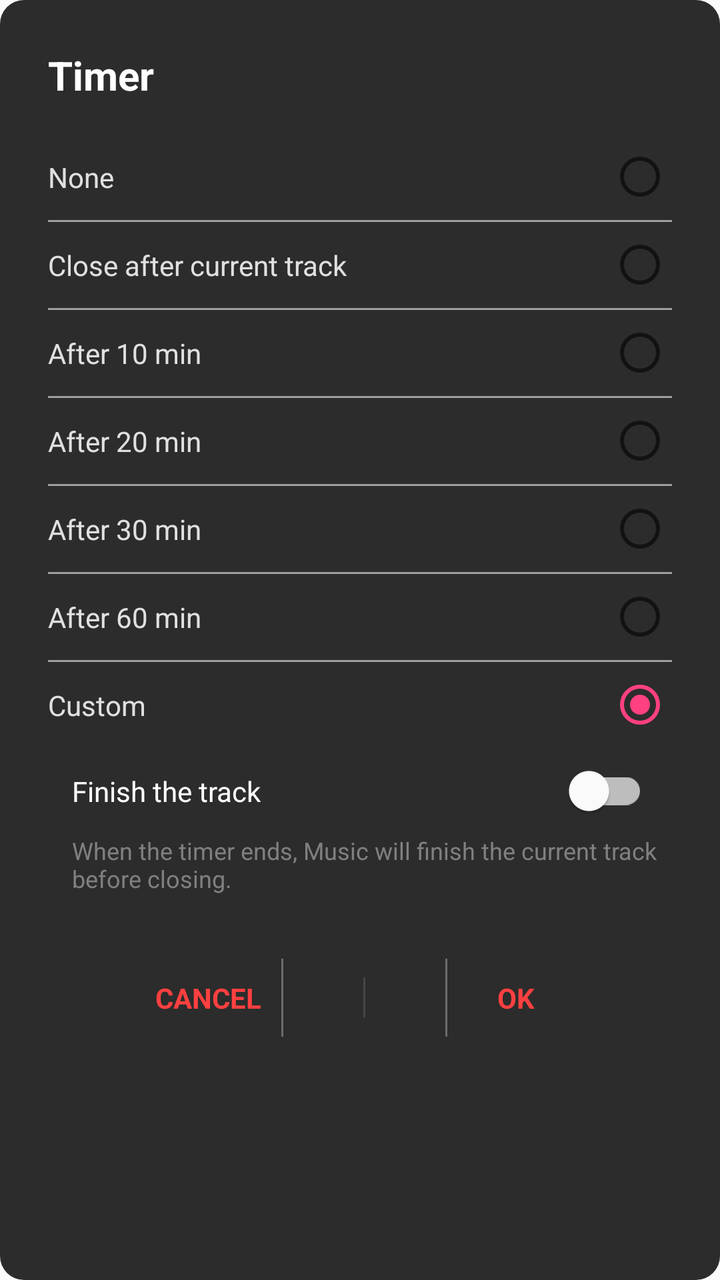
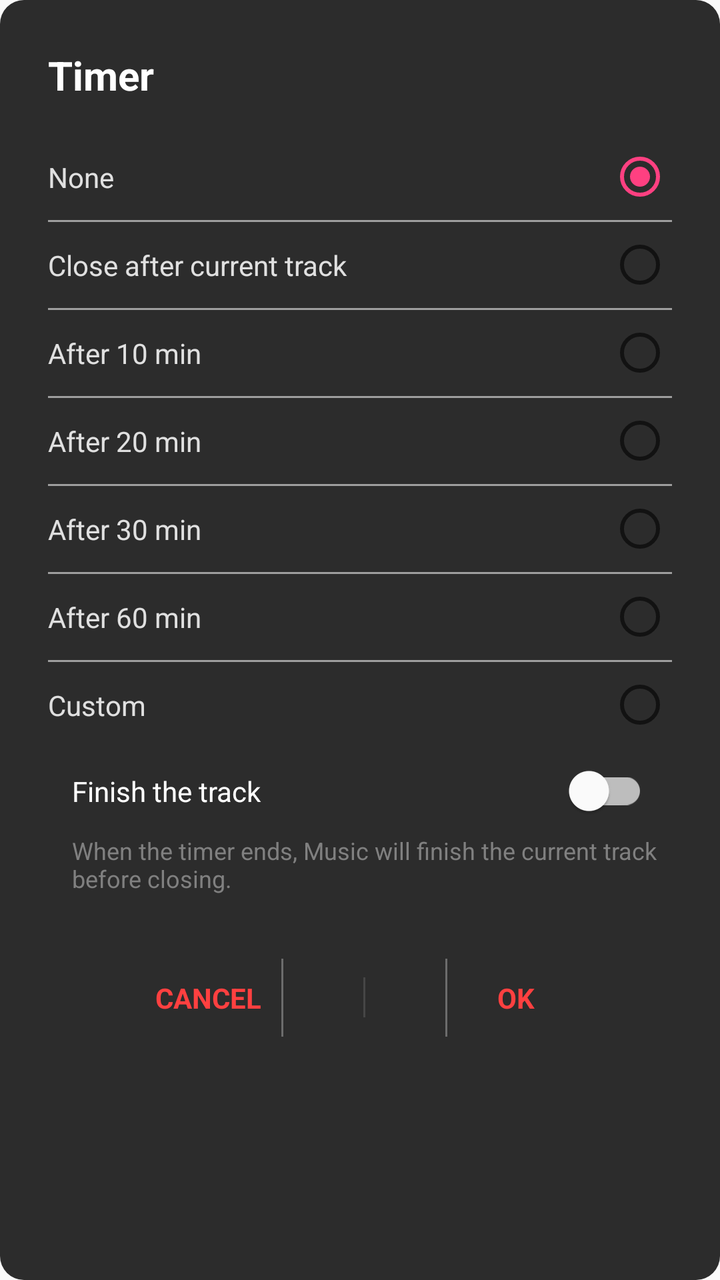

Two renders of the same Android screen: before a commit and after it. Below are the layout's source before the change and the commit's diff.
<!-- AndroidManifest.xml: application theme AppTheme -->
<!-- res/layout/custom_dialog_timer.xml -->
<?xml version="1.0" encoding="utf-8"?>
<LinearLayout
	xmlns:android="http://schemas.android.com/apk/res/android"
	xmlns:app="http://schemas.android.com/apk/res-auto"
	xmlns:tools="http://schemas.android.com/tools"
	android:layout_width="match_parent"
	android:layout_height="wrap_content"
	android:background="@drawable/dialog_bg"
	android:orientation="vertical"
	android:padding="24dp"
	android:gravity="center_horizontal">

	<TextView
		android:layout_width="wrap_content"
		android:layout_height="wrap_content"
		android:text="Timer"
		android:textColor="#FFFFFF"
		android:textSize="20sp"
		android:textStyle="bold"
		android:layout_gravity="left"/>

	<RadioGroup
		android:id="@+id/quality_group_timer"
		android:layout_width="match_parent"
		android:layout_height="wrap_content"
		android:layout_marginTop="16dp">

		<RadioButton
			android:id="@+id/none"
			android:layoutDirection="rtl"
			android:layout_width="match_parent"
			android:layout_height="wrap_content"
			android:paddingTop="12dp"
			android:paddingBottom="12dp"
			android:text="None"
			android:textColor="#E0E0E0"/>

		<View
			android:layout_width="match_parent"
			android:layout_height="1dp"
			android:background="#FF9E9E9E"/>

		<RadioButton
			android:id="@+id/currtrack"
			android:layoutDirection="rtl"
			android:layout_width="match_parent"
			android:layout_height="wrap_content"
			android:paddingTop="12dp"
			android:paddingBottom="12dp"
			android:text="Close after current track"
			android:textColor="#E0E0E0"/>

		<View
			android:layout_width="match_parent"
			android:layout_height="1dp"
			android:background="#FF9E9E9E"/>

		<RadioButton
			android:id="@+id/tenmin"
			android:layoutDirection="rtl"
			android:layout_width="match_parent"
			android:layout_height="wrap_content"
			android:paddingTop="12dp"
			android:paddingBottom="12dp"
			android:checked="true"
			android:text="After 10 min"
			android:textColor="#E0E0E0"/>

		<View
			android:layout_width="match_parent"
			android:layout_height="1dp"
			android:background="#FF9E9E9E"/>

		<RadioButton
			android:id="@+id/twenmin"
			android:layoutDirection="rtl"
			android:layout_width="match_parent"
			android:layout_height="wrap_content"
			android:paddingTop="12dp"
			android:paddingBottom="12dp"
			android:checked="true"
			android:text="After 20 min"
			android:textColor="#E0E0E0"/>

		<View
			android:layout_width="match_parent"
			android:layout_height="1dp"
			android:background="#FF9E9E9E"/>

		<RadioButton
			android:id="@+id/thirmin"
			android:layoutDirection="rtl"
			android:layout_width="match_parent"
			android:layout_height="wrap_content"
			android:paddingTop="12dp"
			android:paddingBottom="12dp"
			android:checked="true"
			android:text="After 30 min"
			android:textColor="#E0E0E0"/>

		<View
			android:layout_width="match_parent"
			android:layout_height="1dp"
			android:background="#FF9E9E9E"/>

		<RadioButton
			android:id="@+id/sixmin"
			android:layoutDirection="rtl"
			android:layout_width="match_parent"
			android:layout_height="wrap_content"
			android:paddingTop="12dp"
			android:paddingBottom="12dp"
			android:checked="true"
			android:text="After 60 min"
			android:textColor="#E0E0E0"/>

		<View
			android:layout_width="match_parent"
			android:layout_height="1dp"
			android:background="#FF9E9E9E"/>

		<RadioButton
			android:id="@+id/customin"
			android:layoutDirection="rtl"
			android:layout_width="match_parent"
			android:layout_height="wrap_content"
			android:paddingTop="12dp"
			android:paddingBottom="12dp"
			android:checked="true"
			android:text="Custom"
			android:textColor="#E0E0E0"/>

	</RadioGroup>

	<android.support.v7.widget.SwitchCompat
		android:id="@+id/switch_animations"
		android:layout_width="match_parent"
		android:layout_height="wrap_content"
		android:text="Finish the track"
		android:textColor="#FFFFFF"
		android:padding="12dp"
		app:trackTint="@xml/switch_track_selector"
		app:thumbTint="#FFFFFF"/>

	<TextView
		android:layout_width="match_parent"
		android:layout_height="wrap_content"
		android:text="@string/timersubText"
		android:textColor="#808080"
		android:textSize="12sp"
		android:paddingLeft="12dp"
		android:paddingBottom="12dp"/>

	<LinearLayout
		android:layout_width="wrap_content"
		android:layout_height="wrap_content"
		android:layout_marginTop="20dp"
		android:divider="@drawable/vertical_divider"
		android:orientation="horizontal"
		android:showDividers="middle"
		android:gravity="center_horizontal"
		android:weightSum="30">

		<TextView
			android:id="@+id/btn_cancel_timer"
			android:layout_width="wrap_content"
			android:layout_height="wrap_content"
			android:padding="10dp"
			android:text="CANCEL"
			android:textColor="#FF4040"
			android:textStyle="bold"
			android:clickable="true"
			android:focusable="true"
			android:background="?attr/selectableItemBackground"
			android:layout_gravity="center_vertical"
			android:layout_weight="10"/>

		<View
			android:background="#FF464646"
			android:layout_width="1dp"
			android:layout_height="20dp"
			android:layout_marginLeft="40dp"
			android:layout_marginRight="40dp"
			android:layout_gravity="center_vertical"
			android:layout_weight="10"
			android:id="@+id/customdialogtimerView1"/>

		<TextView
			android:id="@+id/btn_ok"
			android:layout_width="wrap_content"
			android:layout_height="wrap_content"
			android:padding="10dp"
			android:text="     OK     "
			android:textColor="#FF4040"
			android:textStyle="bold"
			android:clickable="true"
			android:focusable="true"
			android:background="?attr/selectableItemBackground"
			android:layout_gravity="center_vertical"
			android:layout_weight="10"/>

	</LinearLayout>

</LinearLayout>
<!-- resources referenced by this layout -->
<resources>
  <!-- drawable dialog_bg (drawable) -->
  <?xml version="1.0" encoding="utf-8"?>
  <shape xmlns:android="http://schemas.android.com/apk/res/android"
  	android:shape="rectangle">
  
      
      <solid android:color="#2C2C2C" />
  
      
      <corners android:radius="12dp" />
  </shape>
  <!-- drawable vertical_divider (drawable) -->
  <shape xmlns:android="http://schemas.android.com">
      <solid android:color="#4DFFFFFF" />
      <size android:width="1dp" />
  </shape>
  <string name="timersubText">When the timer ends, Music will finish the current track before closing.</string>
  <style name="AppTheme" parent="Theme.AppCompat.Light.DarkActionBar">
          
          <item name="colorPrimary">@color/colorPrimary</item>
          <item name="colorPrimaryDark">@color/colorPrimaryDark</item>
          <item name="colorAccent">@color/colorAccent</item>
      </style>
  <color name="colorPrimary">#3F51B5</color>
  <color name="colorPrimaryDark">#303F9F</color>
  <color name="colorAccent">#FF4081</color>
</resources>

<!-- the commit's change to res/layout/custom_dialog_timer.xml (unified diff, before → after) -->
@@ -27,6 +27,7 @@
 
 		<RadioButton
 			android:id="@+id/none"
+            android:checked="true"
 			android:layoutDirection="rtl"
 			android:layout_width="match_parent"
 			android:layout_height="wrap_content"
@@ -57,12 +58,12 @@
 
 		<RadioButton
 			android:id="@+id/tenmin"
-			android:layoutDirection="rtl"
-			android:layout_width="match_parent"
-			android:layout_height="wrap_content"
-			android:paddingTop="12dp"
-			android:paddingBottom="12dp"
-			android:checked="true"
+            android:checked="false"
+			android:layoutDirection="rtl"
+			android:layout_width="match_parent"
+			android:layout_height="wrap_content"
+			android:paddingTop="12dp"
+			android:paddingBottom="12dp"
 			android:text="After 10 min"
 			android:textColor="#E0E0E0"/>
 
@@ -73,12 +74,12 @@
 
 		<RadioButton
 			android:id="@+id/twenmin"
-			android:layoutDirection="rtl"
-			android:layout_width="match_parent"
-			android:layout_height="wrap_content"
-			android:paddingTop="12dp"
-			android:paddingBottom="12dp"
-			android:checked="true"
+            android:checked="false"
+			android:layoutDirection="rtl"
+			android:layout_width="match_parent"
+			android:layout_height="wrap_content"
+			android:paddingTop="12dp"
+			android:paddingBottom="12dp"
 			android:text="After 20 min"
 			android:textColor="#E0E0E0"/>
 
@@ -89,13 +90,13 @@
 
 		<RadioButton
 			android:id="@+id/thirmin"
-			android:layoutDirection="rtl"
-			android:layout_width="match_parent"
-			android:layout_height="wrap_content"
-			android:paddingTop="12dp"
-			android:paddingBottom="12dp"
-			android:checked="true"
-			android:text="After 30 min"
+            android:checked="false"
+			android:layoutDirection="rtl"
+			android:layout_width="match_parent"
+			android:layout_height="wrap_content"
+			android:paddingTop="12dp"
+			android:paddingBottom="12dp"
+            android:text="After 30 min"
 			android:textColor="#E0E0E0"/>
 
 		<View
@@ -105,12 +106,12 @@
 
 		<RadioButton
 			android:id="@+id/sixmin"
-			android:layoutDirection="rtl"
-			android:layout_width="match_parent"
-			android:layout_height="wrap_content"
-			android:paddingTop="12dp"
-			android:paddingBottom="12dp"
-			android:checked="true"
+            android:checked="false"
+			android:layoutDirection="rtl"
+			android:layout_width="match_parent"
+			android:layout_height="wrap_content"
+			android:paddingTop="12dp"
+			android:paddingBottom="12dp"
 			android:text="After 60 min"
 			android:textColor="#E0E0E0"/>
 
@@ -121,12 +122,12 @@
 
 		<RadioButton
 			android:id="@+id/customin"
-			android:layoutDirection="rtl"
-			android:layout_width="match_parent"
-			android:layout_height="wrap_content"
-			android:paddingTop="12dp"
-			android:paddingBottom="12dp"
-			android:checked="true"
+            android:checked="false"
+			android:layoutDirection="rtl"
+			android:layout_width="match_parent"
+			android:layout_height="wrap_content"
+			android:paddingTop="12dp"
+			android:paddingBottom="12dp"
 			android:text="Custom"
 			android:textColor="#E0E0E0"/>
 
